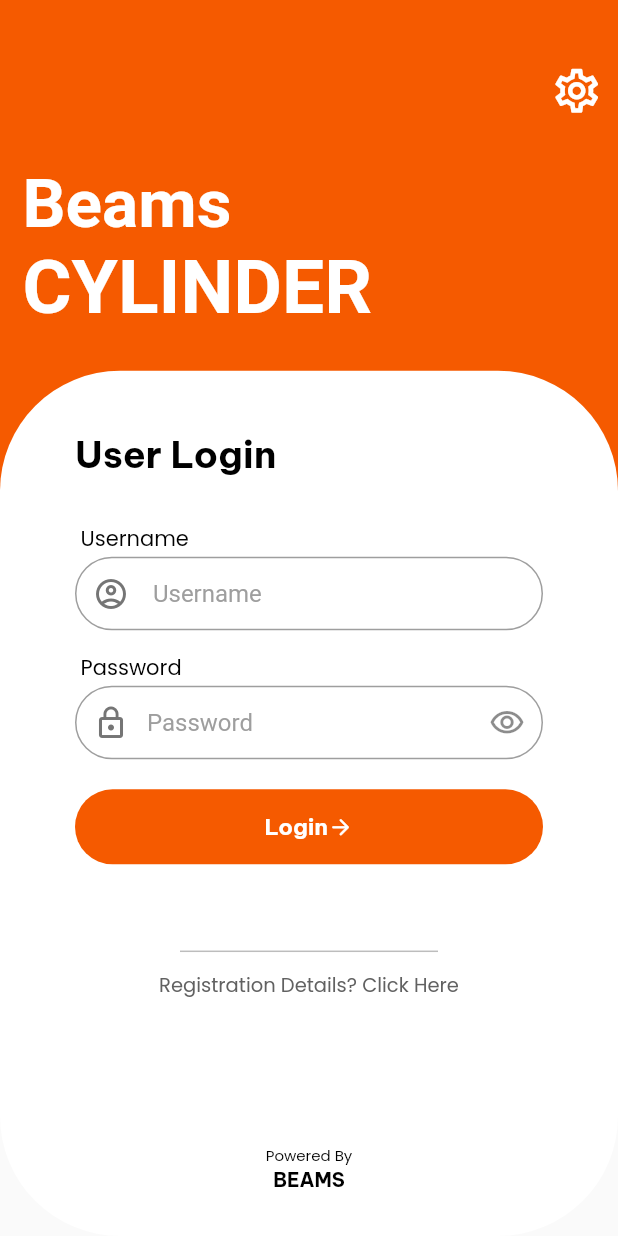
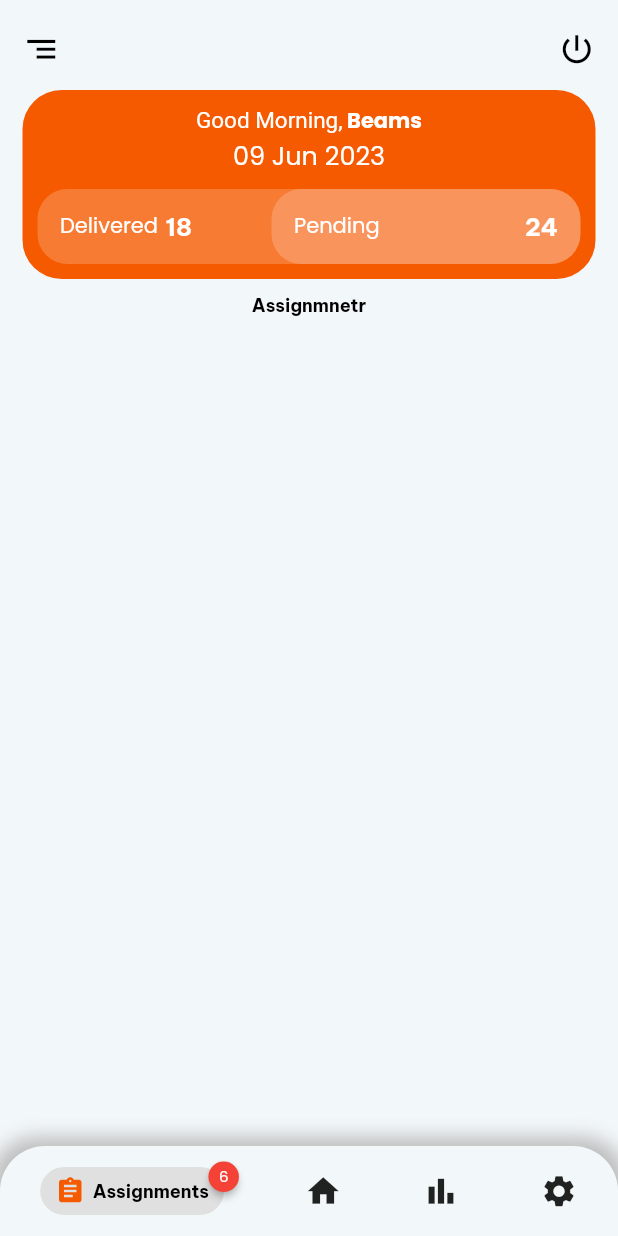
Before and after one commit to BeamsFlutter/beams_gas_cylinder, a Flutter app: the LoginScreen screen opened directly, after a tap on "Login", on a phone screen of 412 x 824 dp. Run offline on Flutter 3.47's test engine with Material 2 defaults, Android fonts, the phone set to English and light mode, and no system bars; drawn by our look-alikes of badges, flutter_bounce; our stand-ins replace device_info_plus, get, google_fonts; missing offline and left inert: coupon_uikit, platform_device_id; Roboto replaces fonts that are missing (Aclonica).

Commit message:
homescreen added anas

```diff
--- a/lib/main.dart
+++ b/lib/main.dart
@@ -1,5 +1,4 @@
 import 'package:beams_gas_cylinder/views/components/common/strings/commonStrings.dart';
-import 'package:beams_gas_cylinder/views/screens/booking/booking.dart';
 import 'package:beams_gas_cylinder/views/screens/info/info.dart';
 import 'package:beams_gas_cylinder/views/screens/splashscreen/splash_screen.dart';
 import 'package:beams_gas_cylinder/views/styles/colors.dart';
@@ -25,7 +24,7 @@ class MyApp extends StatelessWidget {
           secondary: bgColor,
         ),
       ),
-      home: const BookingScreen(),
+      home: const SplashScreen(),
     );
   }
 }
--- a/lib/views/components/common/commonButton.dart
+++ b/lib/views/components/common/commonButton.dart
@@ -9,8 +9,9 @@ class CommonButton extends StatelessWidget {
   final IconData ? icon;
   final Color ? btnColor;
   final Color ? txtColor;
+  final double ? iconSize;
 
-  const CommonButton({super.key, required this.btnName,required this.onTap, this.iconYN, this.icon, this.btnColor, this.txtColor});
+  const CommonButton({super.key, required this.btnName,required this.onTap, this.iconYN, this.icon, this.btnColor, this.txtColor, this.iconSize});
 
   @override
   Widget build(BuildContext context) {
@@ -27,7 +28,7 @@ class CommonButton extends StatelessWidget {
          mainAxisAlignment: MainAxisAlignment.center,
          children: [
            tc(btnName, txtColor,15),
-           iconYN==true? Icon(icon,color: txtColor,size: 17,) :const SizedBox()
+           iconYN==true? Icon(icon,color: txtColor,size: iconSize,) :const SizedBox()
          ],
        )),
       ),
--- a/lib/views/components/common/commonTextField.dart
+++ b/lib/views/components/common/commonTextField.dart
@@ -42,8 +42,6 @@ class CommonTextField extends StatelessWidget {
       ),
       controller: txtController,
       obscureText:obscureY,
-
-      onTap: suffixIconOnclick,
       onChanged: (value) {
         // do something
       },
--- /dev/null
+++ b/lib/views/screens/bottomNavbar.dart
@@ -0,0 +1,465 @@
+import 'package:beams_gas_cylinder/views/components/common/commonButton.dart';
+import 'package:beams_gas_cylinder/views/screens/settings/settings.dart';
+import 'package:flutter/material.dart';
+import 'package:flutter_bounce/flutter_bounce.dart';
+import 'package:get/get.dart';
+import 'package:google_fonts/google_fonts.dart';
+
+import '../components/common/common.dart';
+import '../styles/colors.dart';
+import 'home/controller/home_controller.dart';
+import 'package:badges/badges.dart' as badges;
+
+class BottomnavBar extends StatefulWidget {
+  const BottomnavBar({super.key});
+
+  @override
+  State<BottomnavBar> createState() => _BottomnavBarState();
+}
+
+class _BottomnavBarState extends State<BottomnavBar> {
+  final HomeController homeController = Get.put(HomeController());
+  var pages = [];
+  @override
+  void initState() {
+    pages = [wAssignmnt(), wHome(), wReport(), const SettingsScreen()];
+    // TODO: implement initState
+    super.initState();
+  }
+
+  @override
+  Widget build(BuildContext context) {
+    return SafeArea(
+      child: Obx(() => Scaffold(
+            backgroundColor: bgColor,
+            drawer: wDrawer(),
+            body: Padding(
+              padding: const EdgeInsets.symmetric(horizontal: 15),
+              child: Column(
+                children: [
+                  gapHC(20),
+                  const Row(
+                    mainAxisAlignment: MainAxisAlignment.spaceBetween,
+                    children: [
+                      Icon(Icons.segment, color: Colors.black, size: 25),
+                      Icon(
+                        Icons.power_settings_new_outlined,
+                        color: Colors.black,
+                        size: 25,
+                      ),
+                    ],
+                  ),
+                  gapHC(15),
+                  Container(
+                    padding: const EdgeInsets.only(
+                        top: 10, left: 10, right: 10, bottom: 10),
+                    decoration: BoxDecoration(
+                      color: primaryColor,
+                      borderRadius: BorderRadius.circular(26),
+                    ),
+                    child: Column(
+                      children: [
+                        Text.rich(
+                          TextSpan(
+                            children: [
+                              const TextSpan(
+                                  text: 'Good Morning,',
+                                  style: TextStyle(color: white, fontSize: 15)),
+                              TextSpan(
+                                text: ' Beams',
+                                style: GoogleFonts.poppins(
+                                    fontSize: 14,
+                                    color: white,
+                                    fontWeight: FontWeight.w700),
+                              ),
+                            ],
+                          ),
+                        ),
+                        tcn(setDate(15, DateTime.now()), white, 17),
+                        gapHC(10),
+                        Container(
+                          height: 50,
+                          width: MediaQuery.of(context).size.width,
+                          decoration: BoxDecoration(
+                              color: Colors.white.withOpacity(0.2),
+                              borderRadius: BorderRadius.circular(20)),
+                          child: Row(
+                            mainAxisAlignment: MainAxisAlignment.spaceBetween,
+                            children: [
+                              Padding(
+                                padding:
+                                    const EdgeInsets.symmetric(horizontal: 15),
+                                child: Row(
+                                  children: [
+                                    tcn("Delivered", white, 14),
+                                    gapWC(5),
+                                    tc("18", white, 16),
+                                  ],
+                                ),
+                              ),
+                              Container(
+                                height: 50,
+                                padding:
+                                    const EdgeInsets.symmetric(horizontal: 15),
+                                width: MediaQuery.of(context).size.width / 2,
+                                decoration: BoxDecoration(
+                                  borderRadius: BorderRadius.circular(20),
+                                  color: Colors.white.withOpacity(0.2),
+                                ),
+                                child: Row(
+                                  mainAxisAlignment:
+                                      MainAxisAlignment.spaceBetween,
+                                  children: [
+                                    tcn("Pending", white, 14),
+                                    gapWC(20),
+                                    tc("24", white, 16),
+                                  ],
+                                ),
+                              )
+                            ],
+                          ),
+                        )
+                      ],
+                    ),
+                  ),
+                  gapHC(10),
+                  Expanded(child: Padding(padding: EdgeInsets.only(bottom: 10),child: pages[homeController.pageIndex.value],)),
+                 // wHome()
+
+                ],
+              ),
+            ),
+            bottomNavigationBar: buildMyNavBar(context),
+          )),
+    );
+  }
+
+  Container buildMyNavBar(BuildContext context) {
+    return Container(
+      height: 60,
+      decoration: BoxDecoration(
+        color: bgColor,
+        boxShadow: <BoxShadow>[
+          BoxShadow(
+              color: Colors.grey.shade400, blurRadius: 10, spreadRadius: 6),
+        ],
+        borderRadius: const BorderRadius.only(
+          topLeft: Radius.circular(30),
+          topRight: Radius.circular(30),
+        ),
+      ),
+      child: Row(
+        mainAxisAlignment: MainAxisAlignment.spaceAround,
+        children: [
+          Bounce(
+            onPressed: () {
+              homeController.pageIndex.value = 0;
+            },
+            duration: const Duration(milliseconds: 110),
+            child: homeController.pageIndex.value == 0
+                ? badges.Badge(
+                    showBadge: true,
+                    badgeStyle: badges.BadgeStyle(
+                      shape: badges.BadgeShape.circle,
+                      padding: const EdgeInsets.all(7),
+                      borderRadius: BorderRadius.circular(1),
+                    ),
+                    badgeContent: tcn("6", white, 10),
+                    child: Container(
+                      padding: const EdgeInsets.symmetric(
+                          horizontal: 10, vertical: 6),
+                      decoration: BoxDecoration(
+                          borderRadius: BorderRadius.circular(30),
+                          color: Colors.grey.shade300),
+                      child: Row(
+                        children: [
+                          const Icon(Icons.assignment,
+                              size: 20, color: primaryColor),
+                          gapWC(5),
+                          tc("Assignments", black, 12)
+                        ],
+                      ),
+                    ),
+                  )
+                : const Icon(
+                    Icons.assignment,
+                    size: 25,
+                  ),
+          ),
+          Bounce(
+            onPressed: () {
+              homeController.pageIndex.value = 1;
+            },
+            duration: const Duration(milliseconds: 110),
+            child: homeController.pageIndex.value == 1
+                ? Container(
+                    padding:
+                        const EdgeInsets.symmetric(horizontal: 10, vertical: 6),
+                    decoration: BoxDecoration(
+                        borderRadius: BorderRadius.circular(30),
+                        color: Colors.grey.shade300),
+                    child: Row(
+                      children: [
+                        const Icon(Icons.home, size: 20, color: primaryColor),
+                        gapWC(5),
+                        tc("Home", black, 12)
+                      ],
+                    ),
+                  )
+                : const Icon(
+                    Icons.home,
+                    size: 25,
+                  ),
+          ),
+          Bounce(
+            onPressed: () {
+              homeController.pageIndex.value = 2;
+            },
+            duration: const Duration(milliseconds: 110),
+            child: homeController.pageIndex.value == 2
+                ? Container(
+                    padding:
+                        const EdgeInsets.symmetric(horizontal: 10, vertical: 6),
+                    decoration: BoxDecoration(
+                        borderRadius: BorderRadius.circular(30),
+                        color: Colors.grey.shade300),
+                    child: Row(
+                      children: [
+                        const Icon(Icons.bar_chart,
+                            size: 20, color: primaryColor),
+                        gapWC(5),
+                        tc("Report", black, 12)
+                      ],
+                    ),
+                  )
+                : const Icon(
+                    Icons.bar_chart,
+                    size: 25,
+                  ),
+          ),
+          Bounce(
+            onPressed: () {
+              homeController.pageIndex.value = 3;
+            },
+            duration: const Duration(milliseconds: 110),
+            child: homeController.pageIndex.value == 3
+                ? Container(
+                    padding:
+                        const EdgeInsets.symmetric(horizontal: 10, vertical: 6),
+                    decoration: BoxDecoration(
+                        borderRadius: BorderRadius.circular(30),
+                        color: Colors.grey.shade300),
+                    child: Row(
+                      children: [
+                        const Icon(Icons.settings,
+                            size: 20, color: primaryColor),
+                        gapWC(5),
+                        tc("Settings", black, 12)
+                      ],
+                    ),
+                  )
+                : const Icon(
+                    Icons.settings,
+                    size: 25,
+                  ),
+          ),
+        ],
+      ),
+    );
+  }
+
+  wAssignmnt() {
+    return Container(
+      child: tc("Assignmnetr", black, 12),
+    );
+  }
+
+  wReport() {
+    return Container(
+
+      decoration: boxDecoration(bgColor, 12),
+
+      child: Padding(
+          padding: const EdgeInsets.symmetric(horizontal: 10,vertical: 20),
+          child: Column(
+            crossAxisAlignment: CrossAxisAlignment.center,
+            children: [
+              Flexible(
+                child: Row(
+                  mainAxisAlignment: MainAxisAlignment.center,
+                  children: [
+                    wMenuCard("Booking",Icons.calendar_month,55.0),
+                    gapWC(10),
+                    wMenuCard("Assignment",Icons.assignment,55.0)
+                  ],
+                ),
+              ),
+              gapHC(10),
+              Flexible(
+
+                child: Row(
+                  mainAxisAlignment: MainAxisAlignment.center,
+                  children: [
+                    wMenuCard("Delivery Order",Icons.delivery_dining,55.0),
+                    gapWC(10),
+                    wMenuCard("Sales",Icons.point_of_sale,55.0),
+                  ],
+                ),
+              ),
+              gapHC(10),
+
+
+            ],
+          )
+      ),
+    );
+  }
+
+  wHome() {
+    return Container(
+
+      decoration: boxDecoration(bgColor, 12),
+
+      child: Padding(
+        padding: const EdgeInsets.symmetric(horizontal: 10,vertical: 20),
+        child: Column(
+          crossAxisAlignment: CrossAxisAlignment.center,
+          children: [
+            Flexible(
+              child: Row(
+                mainAxisAlignment: MainAxisAlignment.center,
+                children: [
+                  wMenuCard("Booking",Icons.calendar_month,55.0),
+                  gapWC(10),
+                  wMenuCard("Assignment",Icons.assignment,55.0)
+                ],
+              ),
+            ),
+            gapHC(10),
+            Flexible(
+
+              child: Row(
+                mainAxisAlignment: MainAxisAlignment.center,
+                children: [
+                  wMenuCard("Delivery Order",Icons.delivery_dining,55.0),
+                  gapWC(10),
+                  wMenuCard("Sales",Icons.point_of_sale,55.0),
+                ],
+              ),
+            ),
+            gapHC(10),
+            wCollCard("Collections", Icons.collections_bookmark, 25),
+            gapHC(10),
+            wCollCard("Reports", Icons.arrow_forward_ios_outlined, 25)
+          ],
+        )
+      ),
+    );
+  }
+
+  wDrawer() {
+    return Drawer(
+      child: Column(
+        children: <Widget>[
+          UserAccountsDrawerHeader(
+            accountName: tc("Name", white, 12),
+            accountEmail: tc("abc@gmail.com", white, 12),
+            currentAccountPicture: CircleAvatar(
+              backgroundColor: Colors.white,
+              child: tc("A", primaryColor, 40),
+            ),
+          ),
+          Expanded(
+            child: SingleChildScrollView(
+              child: Column(
+                children: [
+                  ListTile(
+                    leading: const Icon(Icons.receipt_long_sharp, color: black),
+                    title: const Text("Home"),
+                    onTap: () {},
+                  ),
+                  ListTile(
+                    leading: const Icon(Icons.history, color: black),
+                    title: const Text("History"),
+                    onTap: () {},
+                  ),
+                  ListTile(
+                    leading: const Icon(Icons.bar_chart,
+                        color: black),
+                    title: const Text("Report"),
+                    onTap: () {},
+                  ),
+                  ListTile(
+                    leading: const Icon(Icons.settings, color: black),
+                    title: const Text("Settings"),
+                    onTap: () {},
+                  ),
+                  ListTile(
+                    leading:
+                        const Icon(Icons.info_outline_rounded, color: black),
+                    title: const Text("AppInfo"),
+                    onTap: () {},
+                  ),
+                ],
+              ),
+            ),
+          ),
+          Padding(
+            padding: const EdgeInsets.symmetric(horizontal: 30, vertical: 6),
+            child: CommonButton(
+                btnName: "SignOut ",
+                btnColor: primaryColor,
+                iconYN: true,
+                iconSize: 23,
+                icon: Icons.power_settings_new,
+                txtColor: white,
+                onTap: () {}),
+          ),
+          tcn("Beams  V1.0.1", txtColor, 12),
+          gapHC(5)
+        ],
+      ),
+    );
+  }
+
+  wMenuCard(title,icon,double iconSize) {
+    return Flexible(
+      child: Bounce(
+          duration: const Duration(milliseconds: 110),
+          onPressed: () {},
+          child: Container(
+            decoration: BoxDecoration(
+                color: subColor.withOpacity(0.1), borderRadius: BorderRadius.circular(12)),
+            child: Center(child: Column(
+              mainAxisAlignment: MainAxisAlignment.center,
+              children: [
+                Icon(icon,color: subColor.withOpacity(0.8),size: iconSize),
+                gapHC(3),
+                tc(title, subColor, 14),
+              ],
+            )),
+          )),
+    );
+  }
+  wCollCard(title,icon,double iconSize) {
+    return Flexible(
+      child: Bounce(
+          duration: const Duration(milliseconds: 110),
+          onPressed: () {},
+          child: Container(
+            padding: EdgeInsets.all(20),
+            decoration: BoxDecoration(
+                color: subColor.withOpacity(0.1), borderRadius: BorderRadius.circular(12)),
+            child: Row(
+              mainAxisAlignment: MainAxisAlignment.spaceBetween,
+              children: [
+                tc(title, subColor, 14),
+                Icon(icon,color: subColor,size: iconSize),
+
+
+              ],
+            ),
+          )),
+    );
+  }
+}
--- /dev/null
+++ b/lib/views/screens/home/controller/home_controller.dart
@@ -0,0 +1,16 @@
+import 'package:flutter/material.dart';
+import 'package:get/get.dart';
+
+import '../../../components/common/common.dart';
+import '../../../styles/colors.dart';
+
+class HomeController extends GetxController{
+
+  var pageIndex = 0.obs;
+
+
+
+
+  //**************************************************WIDGETS
+
+}
--- a/lib/views/screens/login/login_screen.dart
+++ b/lib/views/screens/login/login_screen.dart
@@ -1,6 +1,7 @@
 
 import 'package:beams_gas_cylinder/views/components/common/commonButton.dart';
 import 'package:beams_gas_cylinder/views/screens/info/info.dart';
+import 'package:beams_gas_cylinder/views/screens/bottomNavbar.dart';
 import 'package:beams_gas_cylinder/views/styles/colors.dart';
 import 'package:flutter/material.dart';
 import 'package:flutter_bounce/flutter_bounce.dart';
@@ -110,8 +111,9 @@ class _LoginScreenState extends State<LoginScreen> {
 
                           )),
                           gapHC(20),
-                          CommonButton(btnName: "Login",iconYN: true,icon:Icons.arrow_forward_rounded,btnColor: primaryColor,txtColor: white,onTap: (){
+                          CommonButton(btnName: "Login",iconYN: true,icon:Icons.arrow_forward_rounded,btnColor: primaryColor,iconSize: 17,txtColor: white,onTap: (){
                             dprint("Login...........");
+                            Get.to(const BottomnavBar());
                           }),
                           gapHC(50),
                           Divider(thickness: 1,color:Colors.grey.shade400,endIndent: 70,indent: 70,),
--- /dev/null
+++ b/lib/views/screens/settings/settings.dart
@@ -0,0 +1,19 @@
+import 'package:beams_gas_cylinder/views/components/common/common.dart';
+import 'package:beams_gas_cylinder/views/styles/colors.dart';
+import 'package:flutter/material.dart';
+
+class SettingsScreen extends StatefulWidget {
+  const SettingsScreen({super.key});
+
+  @override
+  State<SettingsScreen> createState() => _SettingsScreenState();
+}
+
+class _SettingsScreenState extends State<SettingsScreen> {
+  @override
+  Widget build(BuildContext context) {
+    return Center(
+      child: tc("Setttings", black, 12),
+    );
+  }
+}
--- a/lib/views/screens/splashscreen/splash_screen.dart
+++ b/lib/views/screens/splashscreen/splash_screen.dart
@@ -54,7 +54,7 @@ class _SplashScreenState extends State<SplashScreen> {
                ],
            ),
             ),
-            CommonButton(btnName: "Start", btnColor: white,iconYN: false,txtColor: Colors.grey.shade700,
+            CommonButton(btnName: "Start", btnColor: white,iconSize: 17,iconYN: false,txtColor: Colors.grey.shade700,
                 onTap: (){
                   Get.to(LoginScreen());
             }),
--- a/pubspec.yaml
+++ b/pubspec.yaml
@@ -45,6 +45,7 @@ dependencies:
   google_fonts: ^4.0.4
   platform_device_id: ^1.0.1
   coupon_uikit: ^0.2.0
+  badges: ^3.1.1
 
 dev_dependencies:
   flutter_test:
```
Also changed, not shown: pubspec.lock.
